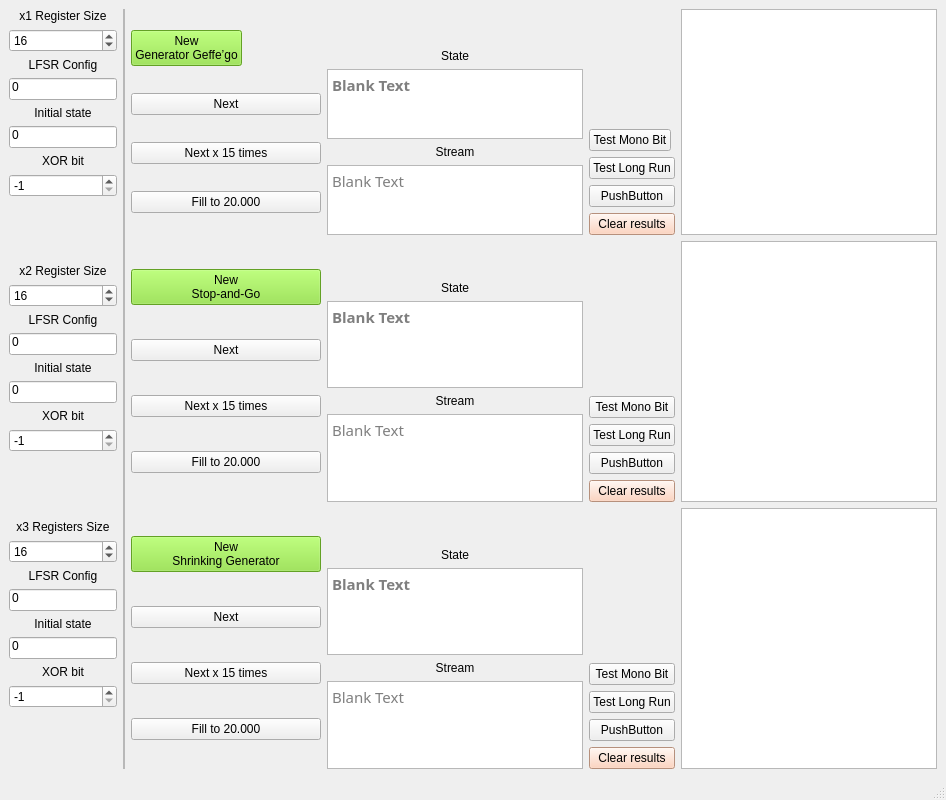
Old version of the form Kryptologia/Lab4/GUI_QT.ui in the repository GrzegorzKrug/Studia_Python.
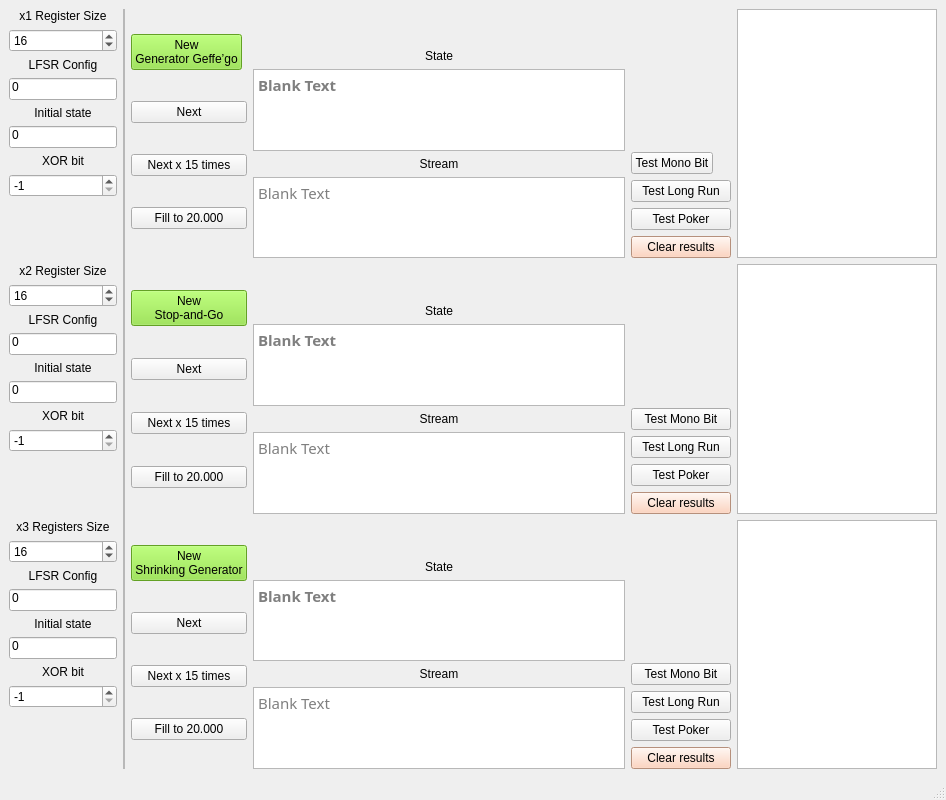
New version of the form.

Patch:
```diff
--- a/Kryptologia/Lab4/GUI_QT.ui
+++ b/Kryptologia/Lab4/GUI_QT.ui
@@ -27,7 +27,7 @@
        <number>0</number>
       </property>
       <item row="0" column="2">
-       <layout class="QGridLayout" name="grid_Generators" rowstretch="1,0,0" columnstretch="1,0,0,0">
+       <layout class="QGridLayout" name="grid_Generators" rowstretch="1,1,1" columnstretch="1,100,1,1" columnminimumwidth="100,100,100,200">
         <property name="sizeConstraint">
          <enum>QLayout::SetDefaultConstraint</enum>
         </property>
@@ -180,7 +180,7 @@
           <item>
            <widget class="QPushButton" name="pushButton_3">
             <property name="text">
-             <string>PushButton</string>
+             <string>Test Poker</string>
             </property>
            </widget>
           </item>
@@ -418,7 +418,7 @@
           <item>
            <widget class="QPushButton" name="pushButton_8">
             <property name="text">
-             <string>PushButton</string>
+             <string>Test Poker</string>
             </property>
            </widget>
           </item>
@@ -472,7 +472,7 @@
           <item>
            <widget class="QPushButton" name="pushButton_6">
             <property name="text">
-             <string>PushButton</string>
+             <string>Test Poker</string>
             </property>
            </widget>
           </item>
```
Left out of the diff: 6 changed lines with no effect on the pictures.
